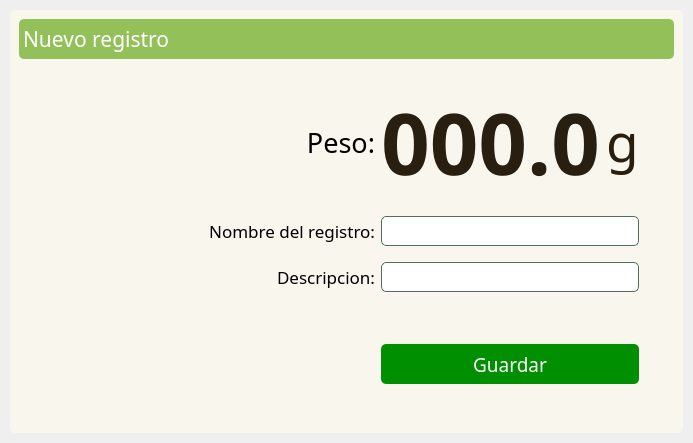
The window that ui_files/create_record.ui (AdrianDali/DaliPeso) describes before a commit, drawn with Qt 5.
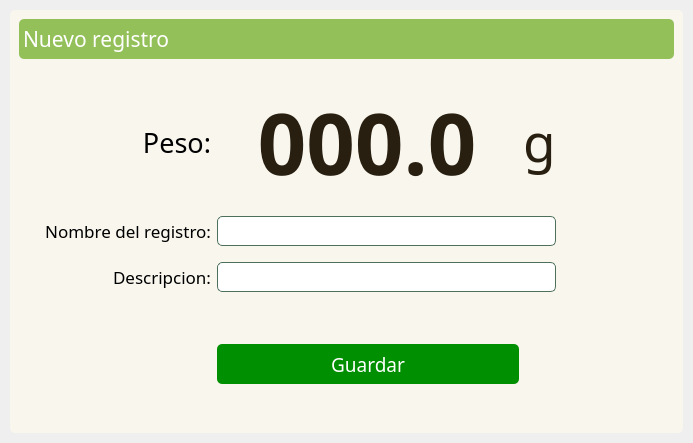
The same window after the commit. Icons and pictures are not drawn.

Commit message: -Mejoras menu de nuevo registro

Diff of the .ui file:
```diff
--- a/ui_files/create_record.ui
+++ b/ui_files/create_record.ui
@@ -297,11 +297,11 @@
                    <enum>Qt::Horizontal</enum>
                   </property>
                   <property name="sizeType">
-                   <enum>QSizePolicy::Preferred</enum>
+                   <enum>QSizePolicy::Maximum</enum>
                   </property>
                   <property name="sizeHint" stdset="0">
                    <size>
-                    <width>10</width>
+                    <width>93</width>
                     <height>20</height>
                    </size>
                   </property>
@@ -571,6 +571,18 @@
                     <verstretch>0</verstretch>
                    </sizepolicy>
                   </property>
+                  <property name="minimumSize">
+                   <size>
+                    <width>300</width>
+                    <height>0</height>
+                   </size>
+                  </property>
+                  <property name="maximumSize">
+                   <size>
+                    <width>300</width>
+                    <height>16777215</height>
+                   </size>
+                  </property>
                   <property name="font">
                    <font>
                     <family>Orbitron</family>
```
The commit also changes 1 other file.
